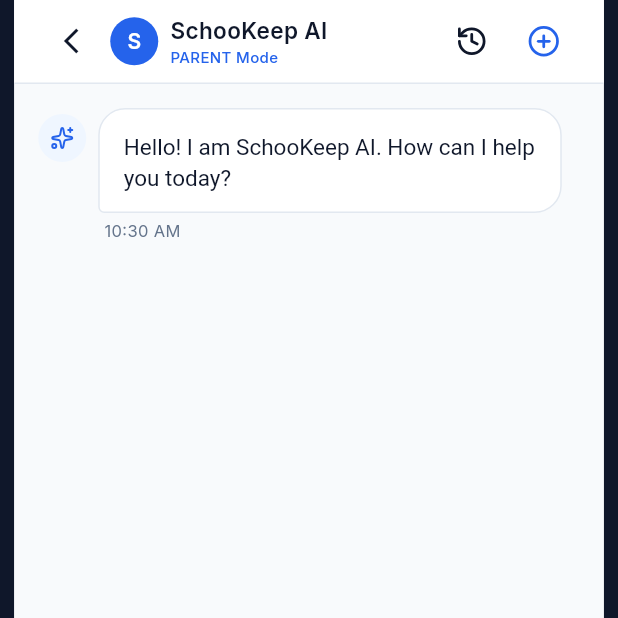
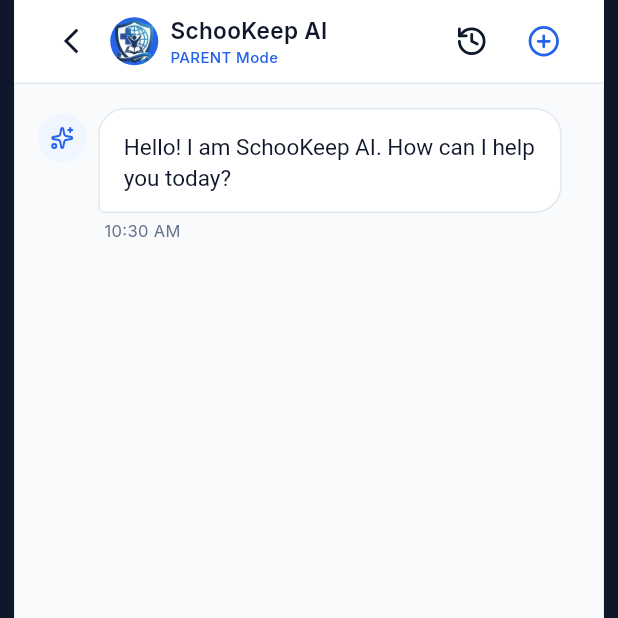
Before and after one commit to AmirHarounOfficial/Synapse-design, a Flutter app: the ParentChatbotAssistantScreen screen opened by its route, on a phone screen of 412 x 824 dp, the top half of it. Run offline on Flutter 3.47's test engine with Material 3 defaults, Android fonts, the phone set to English and light mode, and no system bars; our stand-ins replace dio, equatable, file_picker, flutter_bloc, flutter_map, get_it and 7 more; missing offline and left inert: mobile_scanner; accounts and stored records are empty.

Commit message:
feat: set icon.png as official app icon and assistant header avatar across web and mobile

```diff
--- a/flutter_app/lib/features/parent/view/parent_chatbot_assistant_screen.dart
+++ b/flutter_app/lib/features/parent/view/parent_chatbot_assistant_screen.dart
@@ -357,11 +357,19 @@
                 shape: BoxShape.circle,
               ),
               alignment: Alignment.center,
-              child: const Text('S',
-                  style: TextStyle(
-                      fontSize: 14,
-                      fontWeight: FontWeight.w600,
-                      color: Colors.white)),
+              child: ClipOval(
+                child: Image.asset(
+                  'assets/icon.png',
+                  width: 32,
+                  height: 32,
+                  fit: BoxFit.cover,
+                  errorBuilder: (ctx, err, stack) => const Text('S',
+                      style: TextStyle(
+                          fontSize: 14,
+                          fontWeight: FontWeight.w600,
+                          color: Colors.white)),
+                ),
+              ),
             ),
             const SizedBox(width: 8),
             Column(
--- a/flutter_app/pubspec.yaml
+++ b/flutter_app/pubspec.yaml
@@ -55,3 +55,5 @@
 
 flutter:
   uses-material-design: true
+  assets:
+    - assets/icon.png
```
Also changed, not shown: flutter_app/assets/icon.png (added), icon.png (added), public/icon.png (added), src/assets/icon.png (added), 4 other files.
